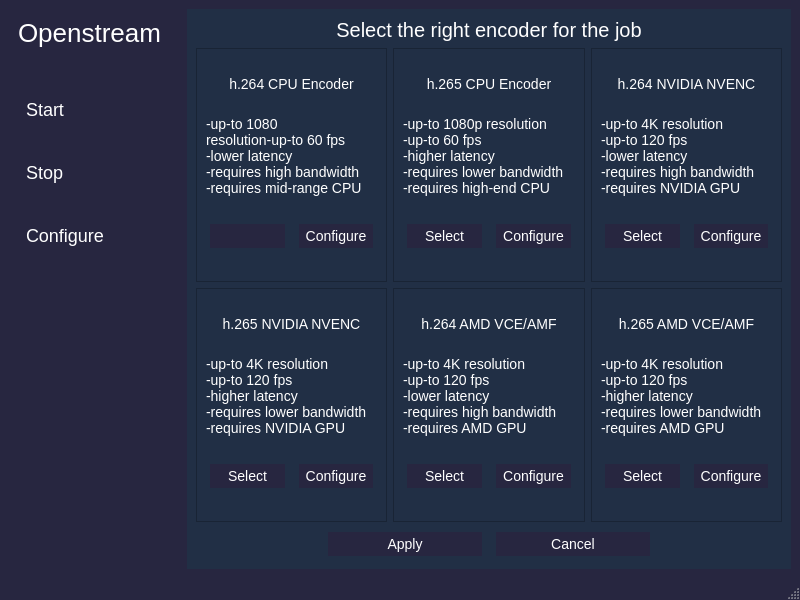
This is openstreammainwindow.ui in m4rkoup/openstream-server as Qt 5 draws it before an edit. The edited form follows.
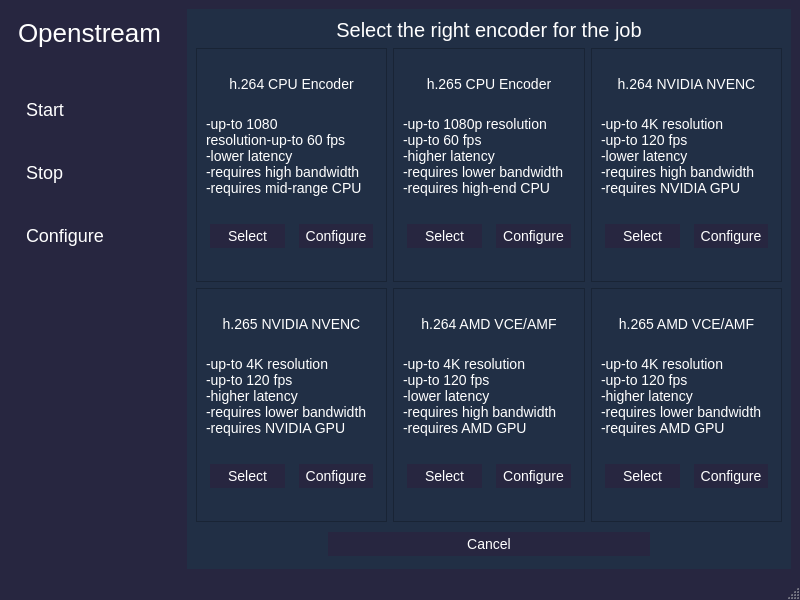
This is the edited form. Icons and pictures are not drawn.

What changed in the file:
```diff
--- a/openstreammainwindow.ui
+++ b/openstreammainwindow.ui
@@ -611,11 +611,7 @@
 }</string>
                  </property>
                  <property name="text">
-                  <string/>
-                 </property>
-                 <property name="icon">
-                  <iconset resource="openstreamapp.qrc">
-                   <normaloff>:/images/check-ic.png</normaloff>:/images/check-ic.png</iconset>
+                  <string>Select</string>
                  </property>
                 </widget>
                </item>
@@ -1129,34 +1125,6 @@
             </property>
            </spacer>
           </item>
-          <item>
-           <widget class="QPushButton" name="apply_config_button">
-            <property name="sizePolicy">
-             <sizepolicy hsizetype="Minimum" vsizetype="Fixed">
-              <horstretch>1</horstretch>
-              <verstretch>0</verstretch>
-             </sizepolicy>
-            </property>
-            <property name="styleSheet">
-             <string notr="true">#apply_config_button {
-  background-color: #272640;
-  color: #FFFFFF;
-  font-size: 14px;
-  padding: 4px;
-  margin: 4px;
-  font: &quot;Open Sans&quot;;
-  border: none;
-}
-
-#apply_config_button:hover {
-  background-color: #006466;
-}</string>
-            </property>
-            <property name="text">
-             <string>Apply</string>
-            </property>
-           </widget>
-          </item>
           <item>
            <widget class="QPushButton" name="cancel_config_button">
             <property name="sizePolicy">
```
